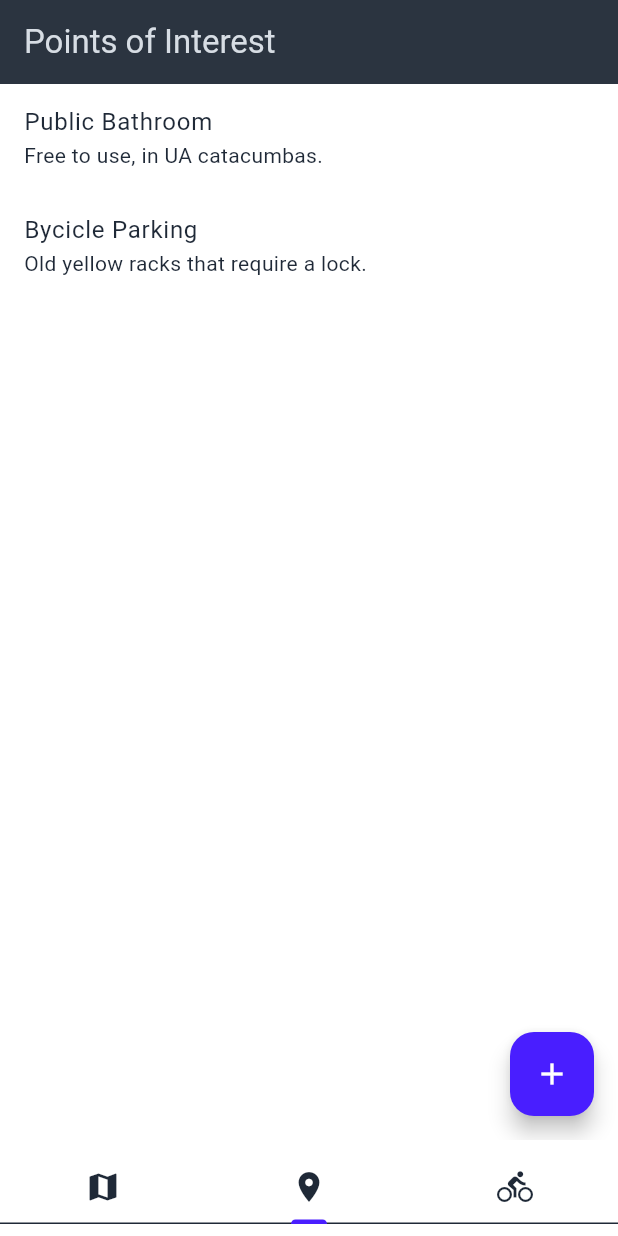
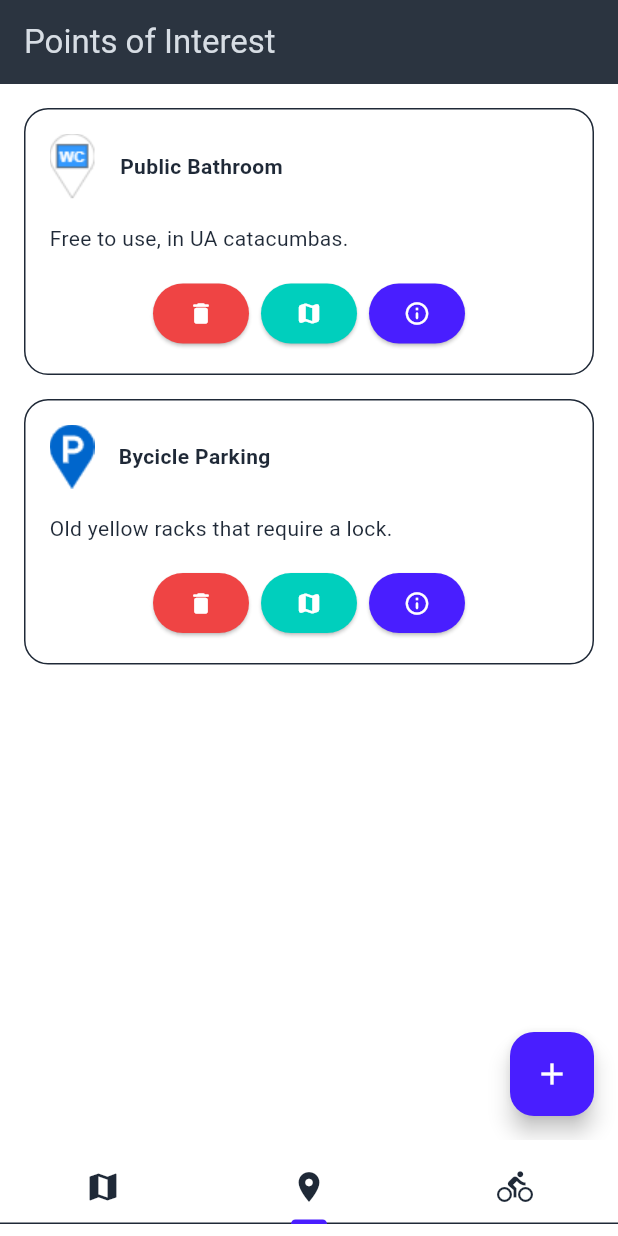
Before and after one commit to joaompfonseca/cm-flutter-project, a Flutter app: the screen it shows after launch, item 2 of the bottom bar chosen, on a phone screen of 412 x 824 dp. Run offline on Flutter 3.47's test engine with Material 3 defaults, Android fonts, the phone set to English and light mode, and no system bars; drawn by our look-alikes of flutter_slidable; our stand-ins replace flutter_bloc, flutter_dotenv, flutter_map, geolocator, latlong2; missing offline and left inert: amazon_cognito_identity_dart_2.

Commit message:
poi done

```diff
--- a/lib/poi/details.dart
+++ b/lib/poi/details.dart
@@ -1,7 +1,7 @@
-import 'dart:ffi';
-
+import 'package:hw_map/map/map.dart';
 import 'package:flutter/material.dart';
 import 'package:flutter_bloc/flutter_bloc.dart';
+import 'package:hw_map/cubit/map.dart';
 import 'package:hw_map/cubit/poi.dart';
 import 'package:hw_map/poi/poi.dart';
 import 'package:hw_map/util/assets.dart';
@@ -36,6 +36,7 @@ class _PoiDetailsState extends State<PoiDetails> {
 
   @override
   Widget build(BuildContext context) {
+    MapCubit mapCubit = context.read<MapCubit>();
     PoiCubit poiCubit = context.read<PoiCubit>();
 
     return Scaffold(
--- a/lib/poi/list.dart
+++ b/lib/poi/list.dart
@@ -6,6 +6,7 @@ import 'package:hw_map/cubit/poi.dart';
 import 'package:hw_map/mock/poi.dart';
 import 'package:hw_map/poi/poi.dart';
 import 'package:hw_map/poi/details.dart';
+import 'package:hw_map/util/assets.dart';
 import 'package:hw_map/util/message.dart';
 
 class PoiList extends StatelessWidget {
@@ -28,11 +29,18 @@ class PoiList extends StatelessWidget {
               Poi poi = poiList[index];
               return PoiItem(
                 poi: poi,
-                onDelete: (BuildContext context) {
+                onDetails: () {
+                  Navigator.of(context).push(
+                    MaterialPageRoute(
+                      builder: (context) => PoiDetails(poi: poi),
+                    ),
+                  );
+                },
+                onDelete: () {
                   showSnackBar(context, "Deleted ${poi.name}");
                   poiCubit.deletePoi(poi);
                 },
-                onShow: (BuildContext context) {
+                onShow: () {
                   showSnackBar(context, "Showing ${poi.name}");
                   DefaultTabController.of(context).animateTo(0);
                   mapCubit.flyTo(
@@ -73,57 +81,145 @@ class PoiList extends StatelessWidget {
 
 class PoiItem extends StatelessWidget {
   final Poi poi;
-  final void Function(BuildContext context) onDelete;
-  final void Function(BuildContext context) onShow;
+  final VoidCallback onDetails;
+  final VoidCallback onDelete;
+  final VoidCallback onShow;
 
   const PoiItem(
       {super.key,
       required this.poi,
+      required this.onDetails,
       required this.onDelete,
       required this.onShow});
 
   @override
   Widget build(BuildContext context) {
-    return Slidable(
-      // Specify a key if the Slidable is dismissible.
-      key: const ValueKey(0),
-      startActionPane: ActionPane(
-        motion: const StretchMotion(),
-        extentRatio: 0.3,
-        children: [
-          SlidableAction(
-            onPressed: onDelete,
-            backgroundColor: Theme.of(context).colorScheme.error,
-            foregroundColor: Theme.of(context).colorScheme.onError,
-            icon: Icons.delete,
-            label: 'Delete',
-          )
-        ],
-      ),
-      endActionPane: ActionPane(
-        motion: const StretchMotion(),
-        extentRatio: 0.3,
-        children: [
-          SlidableAction(
-            onPressed: onShow,
-            backgroundColor: Theme.of(context).colorScheme.primary,
-            foregroundColor: Theme.of(context).colorScheme.onPrimary,
-            icon: Icons.map,
-            label: 'Show',
+    return GestureDetector(
+      behavior: HitTestBehavior.translucent,
+      onTap: onDetails,
+      child: Padding(
+        padding: const EdgeInsets.fromLTRB(16, 16, 16, 0),
+        child: Container(
+          decoration: BoxDecoration(
+            border: Border(
+              top:
+                  BorderSide(color: Theme.of(context).colorScheme.onBackground),
+              left:
+                  BorderSide(color: Theme.of(context).colorScheme.onBackground),
+              right:
+                  BorderSide(color: Theme.of(context).colorScheme.onBackground),
+              bottom:
+                  BorderSide(color: Theme.of(context).colorScheme.onBackground),
+            ),
+            borderRadius: BorderRadius.circular(16),
           ),
-        ],
-      ),
-      child: ListTile(
-        title: Text(poi.name),
-        subtitle: Text(poi.description),
-        onTap: () {
-          Navigator.of(context).push(
-            MaterialPageRoute(
-              builder: (context) => PoiDetails(poi: poi),
+          child: Padding(
+            padding: const EdgeInsets.all(16),
+            child: Column(
+              children: [
+                Row(
+                  children: [
+                    getMarkerImage(poi.type),
+                    const SizedBox(width: 16),
+                    Text(
+                      poi.name,
+                      style: const TextStyle(fontWeight: FontWeight.bold),
+                    ),
+                  ],
+                ),
+                const SizedBox(height: 16),
+                Row(
+                  children: [
+                    Expanded(
+                      child: Text(
+                        poi.description,
+                        overflow: TextOverflow.ellipsis,
+                      ),
+                    ),
+                  ],
+                ),
+                const SizedBox(height: 16),
+                Row(
+                  mainAxisAlignment: MainAxisAlignment.center,
+                  children: [
+                    DeleteButton(onPressed: onDelete),
+                    const SizedBox(width: 8),
+                    MapButton(onPressed: onShow),
+                    const SizedBox(width: 8),
+                    DetailsButton(onPressed: onDetails),
+                  ],
+                ),
+              ],
             ),
-          );
-        },
+          ),
+        ),
       ),
     );
   }
 }
+
+class DeleteButton extends StatelessWidget {
+  final VoidCallback onPressed;
+
+  const DeleteButton({
+    super.key,
+    required this.onPressed,
+  });
+
+  @override
+  Widget build(BuildContext context) {
+    return ElevatedButton(
+      style: ElevatedButton.styleFrom(
+        padding: const EdgeInsets.all(8),
+        foregroundColor: const Color(0xFFFFFFFF),
+        backgroundColor: const Color(0xFFEF4444),
+      ),
+      onPressed: onPressed,
+      child: const Icon(Icons.delete_rounded),
+    );
+  }
+}
+
+class MapButton extends StatelessWidget {
+  final VoidCallback onPressed;
+
+  const MapButton({
+    super.key,
+    required this.onPressed,
+  });
+
+  @override
+  Widget build(BuildContext context) {
+    return ElevatedButton(
+      style: ElevatedButton.styleFrom(
+        padding: const EdgeInsets.all(8),
+        foregroundColor: Theme.of(context).colorScheme.onTertiary,
+        backgroundColor: Theme.of(context).colorScheme.tertiary,
+      ),
+      onPressed: onPressed,
+      child: const Icon(Icons.map_rounded),
+    );
+  }
+}
+
+class DetailsButton extends StatelessWidget {
+  final VoidCallback onPressed;
+
+  const DetailsButton({
+    super.key,
+    required this.onPressed,
+  });
+
+  @override
+  Widget build(BuildContext context) {
+    return ElevatedButton(
+      style: ElevatedButton.styleFrom(
+        padding: const EdgeInsets.all(8),
+        foregroundColor: Theme.of(context).colorScheme.onPrimary,
+        backgroundColor: Theme.of(context).colorScheme.primary,
+      ),
+      onPressed: onPressed,
+      child: const Icon(Icons.info_outline_rounded),
+    );
+  }
+}
--- a/lib/route/list.dart
+++ b/lib/route/list.dart
@@ -82,7 +82,7 @@ class RouteItem extends StatelessWidget {
             onPressed: onDelete,
             backgroundColor: Theme.of(context).colorScheme.error,
             foregroundColor: Theme.of(context).colorScheme.onError,
-            icon: Icons.delete,
+            icon: Icons.delete_rounded,
             label: 'Delete',
           )
         ],
@@ -95,7 +95,7 @@ class RouteItem extends StatelessWidget {
             onPressed: onShow,
             backgroundColor: Theme.of(context).colorScheme.primary,
             foregroundColor: Theme.of(context).colorScheme.onPrimary,
-            icon: Icons.map,
+            icon: Icons.map_rounded,
             label: 'Show',
           ),
         ],
```
